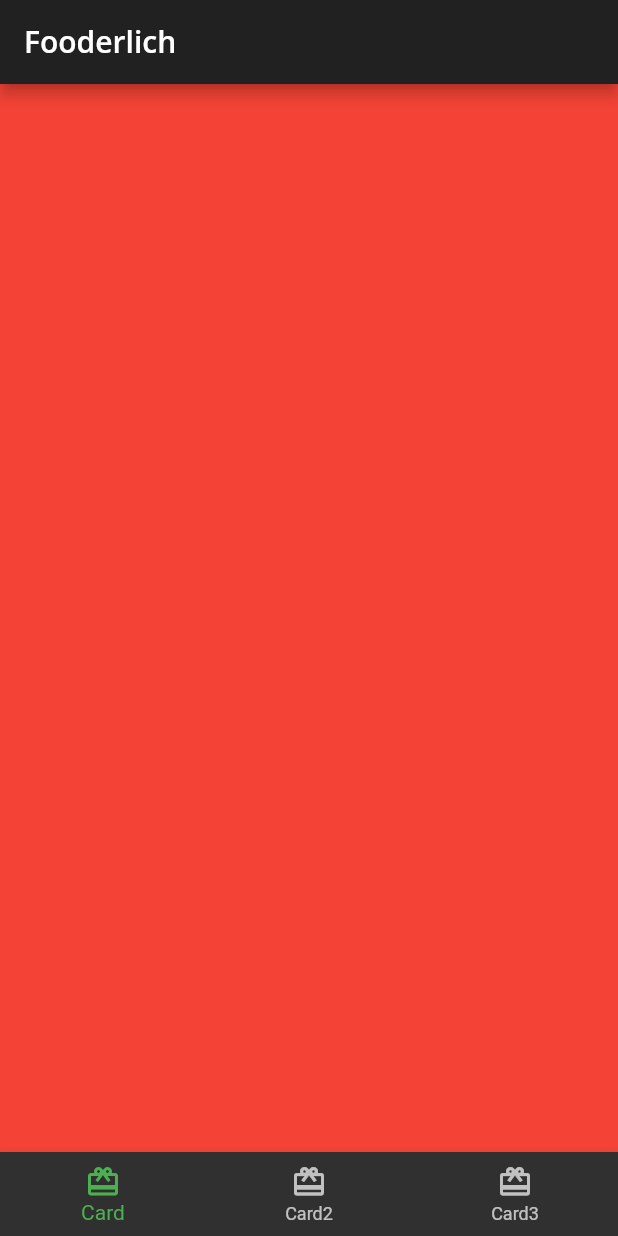
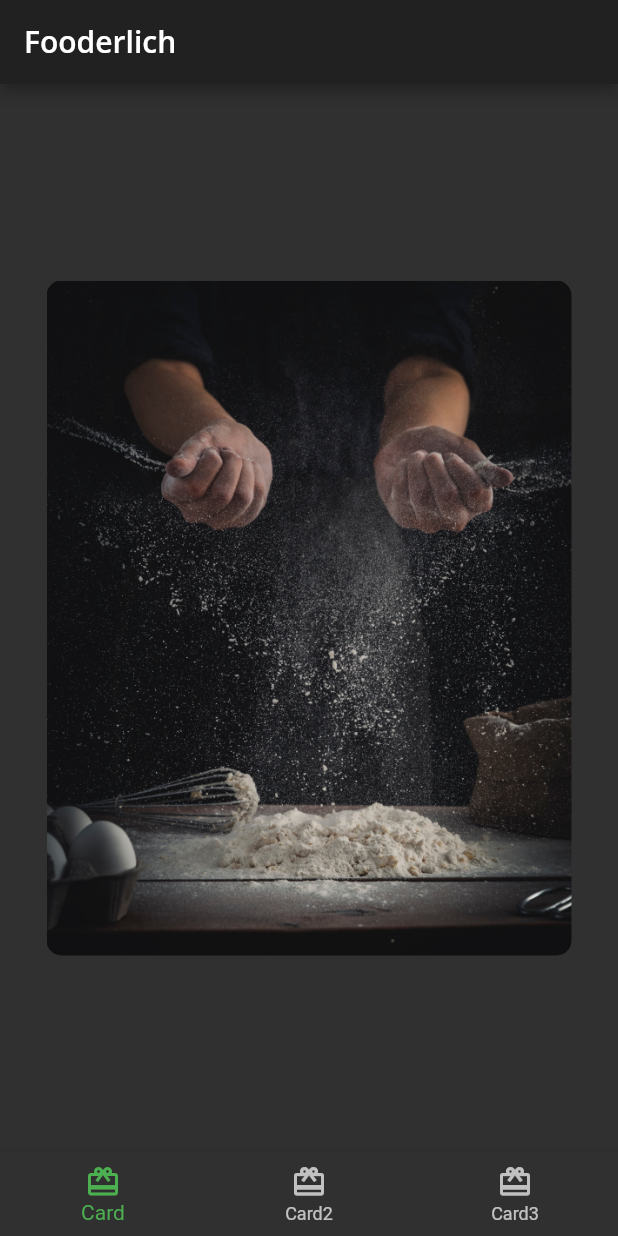
Before and after one commit to rsyd29/app_fooderlich, a Flutter app: the screen it shows after launch, on a phone screen of 412 x 824 dp. Run offline on Flutter 3.47's test engine with Material 2 defaults, Android fonts, the phone set to English and light mode, and no system bars; our stand-ins replace google_fonts.

Commit message:
Composing Card1: the main recipe card and Adding the image

```diff
--- /dev/null
+++ b/lib/card1.dart
@@ -0,0 +1,44 @@
+import 'package:flutter/material.dart';
+
+class Card1 extends StatelessWidget {
+  const Card1({Key? key}) : super(key: key);
+
+  // 1. Define string variables to display on the card. This is just sample data to help build the card.
+  final String category = 'Editor\'s Choice';
+  final String title = 'The Art of Dough';
+  final String description = 'Learn to make the perfect bread.';
+  final String chef = 'Ray Wenderlich';
+
+  // 2. Every stateless widget comes with a build() method that you override.
+  @override
+  Widget build(BuildContext context) {
+    // 3. Start with a Container laid out in the center.
+    return Center(
+      // TODO: Card1 Decorate Container
+      child: Container(
+        // TODO: Add a stack of text
+        // 1. Apply a padding of 16 on all sides of the box. Flutter units are specified in logical pixels, which are like dp on Android.
+        padding: const EdgeInsets.all(16),
+        // 2. Constrain the container’s size to a width of 350 and a height of 450.
+        constraints: const BoxConstraints.expand(
+          width: 350,
+          height: 450,
+        ),
+        // 3. Apply BoxDecoration. This describes how to draw a box.
+        decoration: const BoxDecoration(
+          // 4. In BoxDecoration, set up DecorationImage, which tells the box to paint an image.
+          image: DecorationImage(
+            // 5. Set which image to paint in the box using an AssetImage, an image found in the starter project assets.
+            image: AssetImage('assets/mag1.png'),
+            // 6. Cover the entire box with that image.
+            fit: BoxFit.cover,
+          ),
+          // 7. Apply a corner radius of 10 to all sides of the container.
+          borderRadius: BorderRadius.all(
+            Radius.circular(10.0),
+          ),
+        ),
+      ),
+    );
+  }
+}
--- a/lib/home.dart
+++ b/lib/home.dart
@@ -1,5 +1,6 @@
 // 1. Your new class extends StatefulWidget.
 import 'package:flutter/material.dart';
+import 'card1.dart';
 
 class Home extends StatefulWidget {
   const Home({Key? key}) : super(key: key);
@@ -14,8 +15,7 @@
 
   // Here, you define the widgets that will display on each tab. For now, when you tap between the different tab bar items, it shows container widgets of different colors. Soon, you’ll replace each of these with card widgets.
   static List<Widget> pages = <Widget>[
-    // TODO: Replace with Card1
-    Container(color: Colors.red),
+    const Card1(),
     // TODO: Replace with Card2
     Container(color: Colors.green),
     // TODO: Replace with Card3
--- a/pubspec.yaml
+++ b/pubspec.yaml
@@ -51,6 +51,8 @@
   # the material Icons class.
   uses-material-design: true
   # To add assets to your application, add an assets section, like this:
+  assets:
+    - assets/
   # assets:
   #   - images/a_dot_burr.jpeg
   #   - images/a_dot_ham.jpeg
```
Also changed, not shown: assets/author_katz.jpeg (added), assets/mag1.png (added), assets/mag2.png (added), assets/mag3.png (added), assets/mag4.png (added), assets/mag5.png (added).
